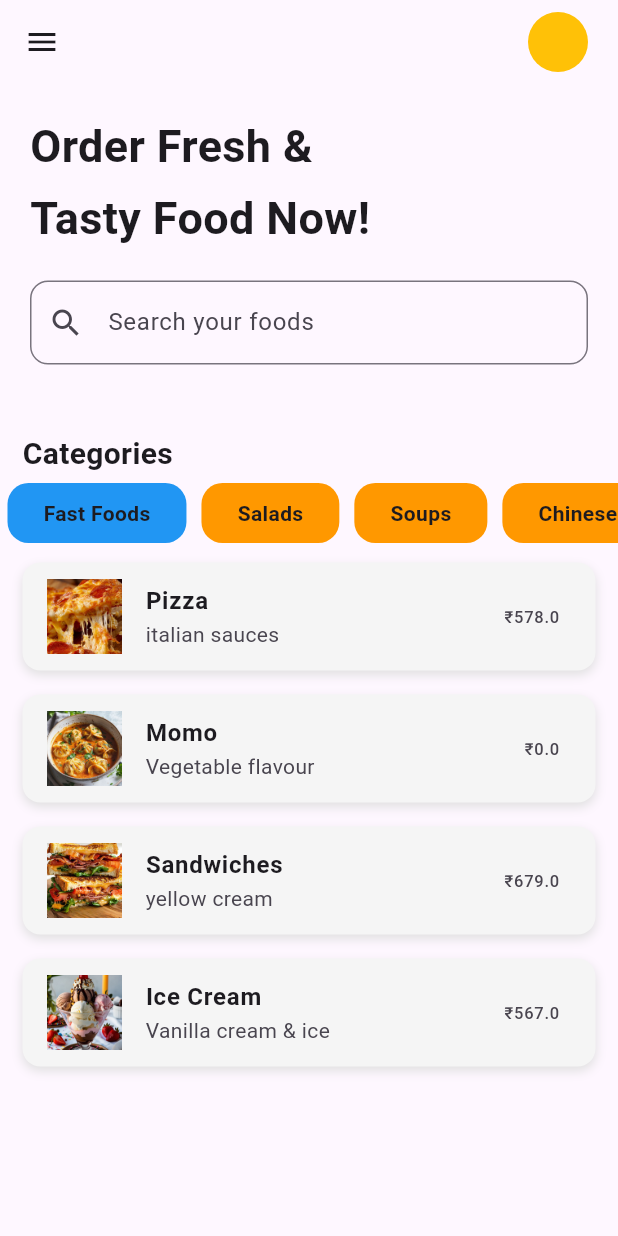
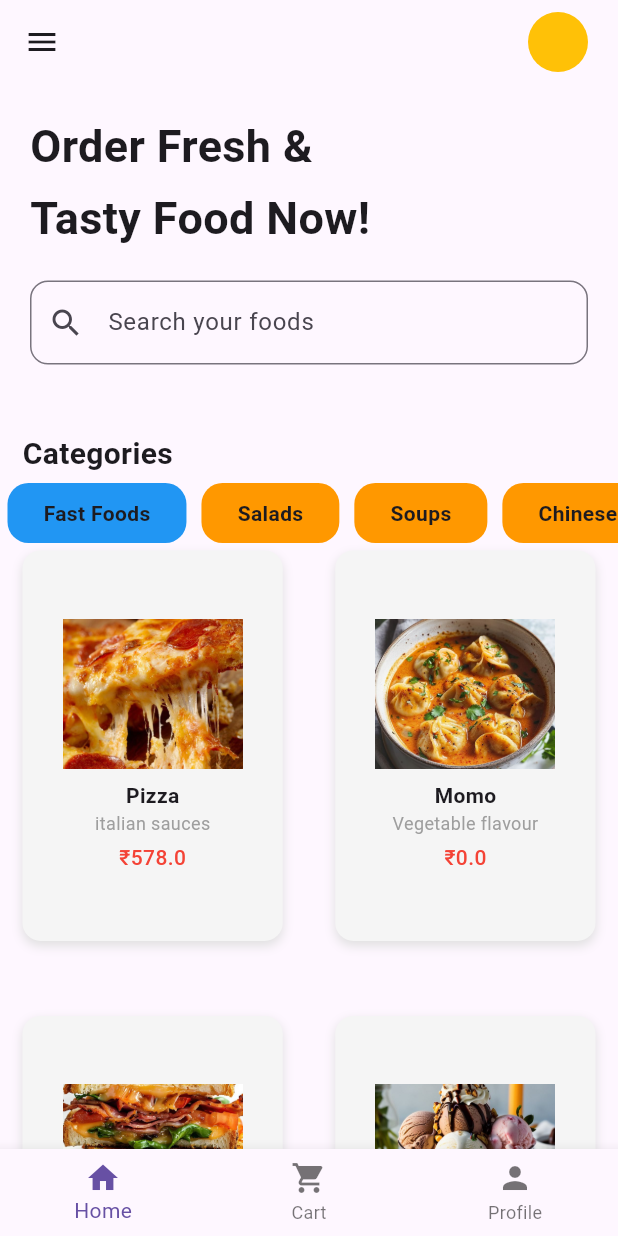
Before and after one commit to sailesh818/delivery_app, a Flutter app: the screen it shows after launch, on a phone screen of 412 x 824 dp. Run offline on Flutter 3.47's test engine with Material 3 defaults, Android fonts, the phone set to English and light mode, and no system bars.

Commit message:
navigationbar added

```diff
--- a/lib/homescreen/page/home_page.dart
+++ b/lib/homescreen/page/home_page.dart
@@ -1,6 +1,8 @@
 import 'package:flutter/material.dart';
 import 'package:food_delivery_app/details_page/page/details_page.dart';
 import 'package:food_delivery_app/homescreen/model/foods_model.dart';
+import 'package:food_delivery_app/profile/page/profile_page.dart';
+import 'package:food_delivery_app/recipes_creator/page/recipes_creator_page.dart';
 
 // ignore: must_be_immutable
 class HomePage extends StatefulWidget {
@@ -11,8 +13,22 @@ class HomePage extends StatefulWidget {
 }
 
 class _HomePageState extends State<HomePage> {
+  Widget buildBody() {
+    switch (_selectedIndex) {
+      case 0:
+        return homeContent();
+      case 1:
+        return RecipesCreatorPage();
+      case 2:
+        return ProfilePage();
+      default:
+        return homeContent();
+    }
+  }
+
   final searchmenu = TextEditingController();
   int selectedCategoryIndex = 0;
+  int _selectedIndex = 0;
 
   List categoryList = [
     "Fast Foods",
@@ -63,7 +79,28 @@ class _HomePageState extends State<HomePage> {
           ),
         ],
       ),
-      body: SingleChildScrollView(
+      body: buildBody(),
+      bottomNavigationBar: BottomNavigationBar(
+        currentIndex: _selectedIndex,
+        onTap: (int index) {
+          setState(() {
+            _selectedIndex = index;
+          });
+        },
+        items: const [
+          BottomNavigationBarItem(icon: Icon(Icons.home), label: 'Home'),
+          BottomNavigationBarItem(
+            icon: Icon(Icons.shopping_cart),
+            label: 'Cart',
+          ),
+          BottomNavigationBarItem(icon: Icon(Icons.person), label: 'Profile'),
+        ],
+      ),
+    );
+  }
+
+  Widget homeContent() {
+    return SingleChildScrollView(
       child: Column(
         children: [
           SizedBox(height: 20),
@@ -151,9 +188,20 @@ class _HomePageState extends State<HomePage> {
               },
             ),
           ),
-            Column(
-              children:
-                  deliveryfoods.map((food) {
+          Padding(
+            padding: const EdgeInsets.symmetric(horizontal: 15),
+            child: GridView.builder(
+              shrinkWrap: true,
+              physics: NeverScrollableScrollPhysics(),
+              itemCount: deliveryfoods.length,
+              gridDelegate: SliverGridDelegateWithFixedCrossAxisCount(
+                crossAxisCount: 2,
+                crossAxisSpacing: 35,
+                mainAxisSpacing: 50,
+                childAspectRatio: 2 / 3,
+              ),
+              itemBuilder: (context, index) {
+                final food = deliveryfoods[index];
                 return GestureDetector(
                   onTap: () {
                     Navigator.push(
@@ -163,12 +211,8 @@ class _HomePageState extends State<HomePage> {
                       ),
                     );
                   },
-                      child: Padding(
-                        padding: const EdgeInsets.symmetric(
-                          horizontal: 15,
-                          vertical: 8,
-                        ),
                   child: Container(
+                    padding: EdgeInsets.all(0),
                     decoration: BoxDecoration(
                       color: Colors.grey.shade100,
                       borderRadius: BorderRadius.circular(12),
@@ -180,28 +224,42 @@ class _HomePageState extends State<HomePage> {
                         ),
                       ],
                     ),
-                          child: ListTile(
-                            leading: Image.asset(
+                    child: Column(
+                      mainAxisAlignment: MainAxisAlignment.center,
+                      children: [
+                        Image.asset(
                           food.image,
-                              width: 50,
-                              height: 50,
+                          width: 120,
+                          height: 100,
                           fit: BoxFit.cover,
                         ),
-                            title: Text(
+                        SizedBox(height: 8),
+                        Text(
                           food.name,
                           style: TextStyle(fontWeight: FontWeight.bold),
                         ),
-                            subtitle: Text(food.cuisines),
-                            trailing: Text('₹${food.price.toString()}'),
+                        Text(
+                          food.cuisines,
+                          style: TextStyle(fontSize: 12, color: Colors.grey),
+                          overflow: TextOverflow.ellipsis,
                         ),
+                        SizedBox(height: 4),
+                        Text(
+                          '₹${food.price}',
+                          style: TextStyle(
+                            fontWeight: FontWeight.w500,
+                            color: Colors.red,
                           ),
-                      ),
-                    );
-                  }).toList(),
                         ),
                       ],
                     ),
                   ),
                 );
+              },
+            ),
+          ),
+        ],
+      ),
+    );
   }
 }
--- /dev/null
+++ b/lib/profile/page/profile_page.dart
@@ -0,0 +1,10 @@
+import 'package:flutter/material.dart';
+
+class ProfilePage extends StatelessWidget {
+  const ProfilePage({super.key});
+
+  @override
+  Widget build(BuildContext context) {
+    return Scaffold(body: Center(child: Text('Center Profile')));
+  }
+}
--- /dev/null
+++ b/lib/recipes_creator/page/recipes_creator_page.dart
@@ -0,0 +1,10 @@
+import 'package:flutter/material.dart';
+
+class RecipesCreatorPage extends StatelessWidget {
+  const RecipesCreatorPage({super.key});
+
+  @override
+  Widget build(BuildContext context) {
+    return Scaffold(body: Center(child: Text('Create your own recipes now!')));
+  }
+}
--- a/lib/routes/routes.dart
+++ b/lib/routes/routes.dart
@@ -2,11 +2,15 @@ import 'package:flutter/material.dart';
 //import 'package:food_delivery_app/details_page/page/details_page.dart';
 import 'package:food_delivery_app/homescreen/page/home_page.dart';
 import 'package:food_delivery_app/login/page/login_page.dart';
+import 'package:food_delivery_app/profile/page/profile_page.dart';
+import 'package:food_delivery_app/recipes_creator/page/recipes_creator_page.dart';
 
 class Approutes {
   static Map<String, WidgetBuilder> routes = {
     "/Login": (context) => LoginPage(),
     "/": (context) => HomePage(),
+    "/profile": (context) => ProfilePage(),
+    "/recipes": (context) => RecipesCreatorPage(),
     //"/FoodDetails": (context) => FoodDetailsPage(),
   };
 }
```
Lines whose indentation alone changed are shown as unchanged.
